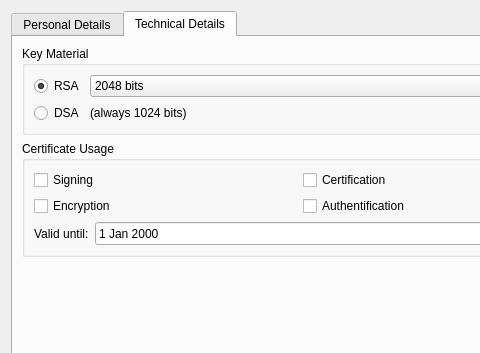
Old version of the form newcertificatewizard/advancedsettingsdialog.ui in the repository sensama/kleopatra; both pictures show x 0 to 480 and y 0 to 353 of the 600 by 646 pixel window.
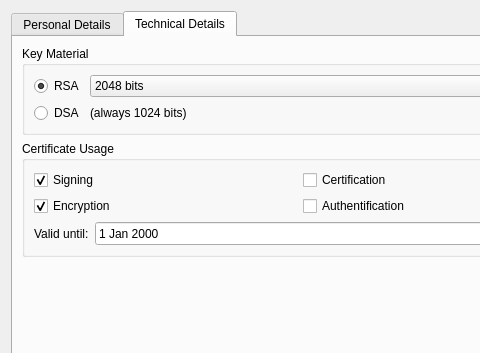
New version of the form. The open tabs and pages were chosen to show the change. Custom widgets are drawn as their Qt base class.

Commit message: Implement more of AdvancedSettingsDialog

Patch:
```diff
--- a/newcertificatewizard/advancedsettingsdialog.ui
+++ b/newcertificatewizard/advancedsettingsdialog.ui
@@ -204,6 +204,9 @@
             <property name="text" >
              <string>Signing</string>
             </property>
+            <property name="checked" >
+             <bool>true</bool>
+            </property>
            </widget>
           </item>
           <item row="1" column="0" >
@@ -211,6 +214,9 @@
             <property name="text" >
              <string>Encryption</string>
             </property>
+            <property name="checked" >
+             <bool>true</bool>
+            </property>
            </widget>
           </item>
           <item row="1" column="1" >
```
Left out of the diff: 4 changed lines with no effect on the pictures. The commit also changes 1 other file.
